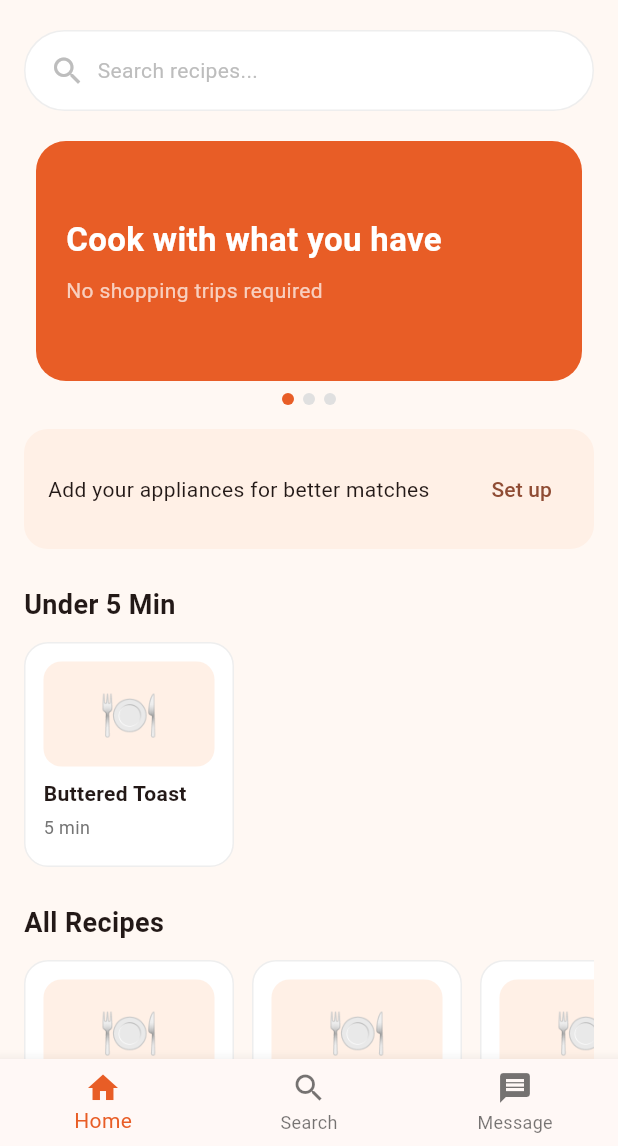
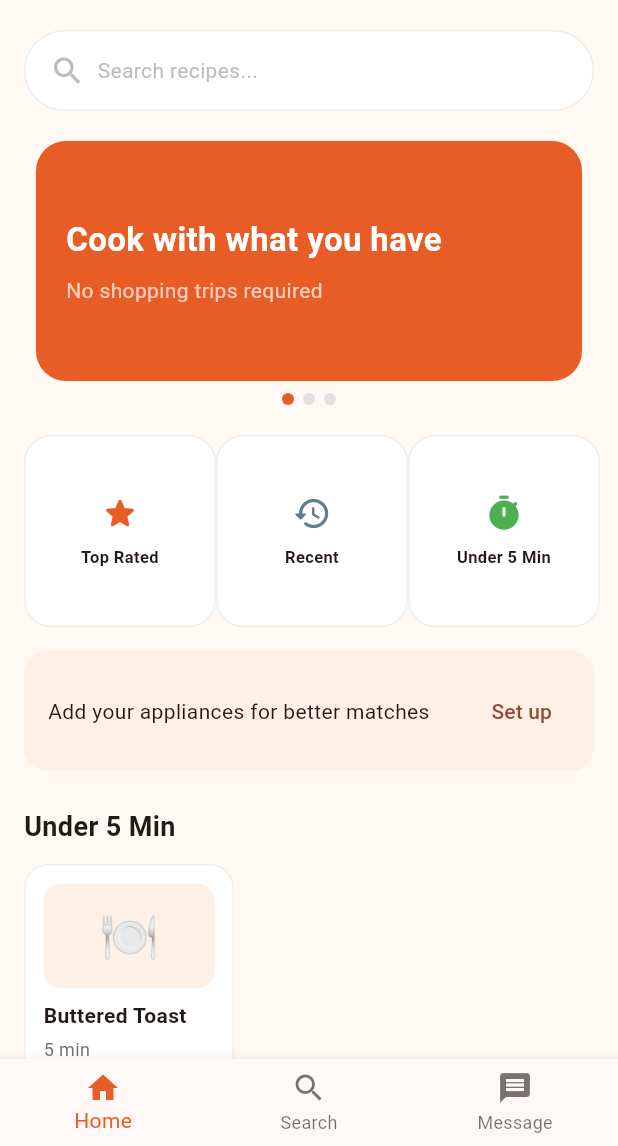
Before and after one commit to NEKORINA91/anycook, a Flutter app: the screen it shows after launch, after a tap on "Sign In", on a phone screen of 412 x 824 dp, the part 90-1236 px from its top. Run offline on Flutter 3.47's test engine with Material 3 defaults, Android fonts, the phone set to English and light mode, and no system bars.

Commit message:
small quick search cards

```diff
--- a/lib/screens/discovery_screen.dart
+++ b/lib/screens/discovery_screen.dart
@@ -8,6 +8,8 @@ import 'package:anycook/data/sample_recipes.dart';
 import 'package:anycook/screens/pantry_screen.dart';
 import 'package:anycook/screens/login_screen.dart';
 import 'package:anycook/widgets/search_overlay.dart';
+import 'package:anycook/widgets/quick_link_card.dart';
+import 'package:anycook/screens/search_results_screen.dart';
 
 
 class DiscoveryScreen extends StatefulWidget {
@@ -147,6 +149,44 @@ class _DiscoveryScreenState extends State<DiscoveryScreen> {
             ),
             const SizedBox(height: 20),
             const HeroBanner(),
+            const SizedBox(height: 20),
+            Row(
+              mainAxisAlignment: MainAxisAlignment.spaceEvenly,
+              children: [
+                QuickLinkCard(
+                  icon: Icons.star_rounded,
+                  iconColor: const Color(0xFFE85D26),
+                  title: 'Top Rated',
+                  onTap: () {
+                    Navigator.push(
+                      context,
+                      MaterialPageRoute(
+                        builder: (_) => const SearchResultsScreen(query: ''),
+                      ),
+                    );
+                  },
+                ),
+                QuickLinkCard(
+                  icon: Icons.history_rounded,
+                  iconColor: Colors.blueGrey,
+                  title: 'Recent',
+                  onTap: () {},
+                ),
+                QuickLinkCard(
+                  icon: Icons.timer_rounded,
+                  iconColor: Colors.green,
+                  title: 'Under 5 Min',
+                  onTap: () {
+                    Navigator.push(
+                      context,
+                      MaterialPageRoute(
+                        builder: (_) => const SearchResultsScreen(query: ''),
+                      ),
+                    );
+                  },
+                ),
+              ],
+            ),
             if (appState.isLoggedIn && appState.appliances.isEmpty) ...[
               const SizedBox(height: 16),
               Container(
--- a/lib/screens/login_screen.dart
+++ b/lib/screens/login_screen.dart
@@ -43,9 +43,26 @@ class _LoginScreenState extends State<LoginScreen> {
           ),
         ),
         child: SafeArea(
-          child: SingleChildScrollView(
-            padding: const EdgeInsets.symmetric(horizontal: 28, vertical: 20),
-            child: Column(
+          child: Center(
+            child: SingleChildScrollView(
+              padding: const EdgeInsets.symmetric(vertical: 20),
+              child: Container(
+                width: 400,
+                constraints: const BoxConstraints(maxWidth: 400),
+                margin: const EdgeInsets.symmetric(horizontal: 24),
+                padding: const EdgeInsets.symmetric(horizontal: 28, vertical: 32),
+                decoration: BoxDecoration(
+                  color: Colors.white,
+                  borderRadius: BorderRadius.circular(28),
+                  boxShadow: [
+                    BoxShadow(
+                      color: Colors.black.withValues(alpha: 0.06),
+                      blurRadius: 30,
+                      offset: const Offset(0, 12),
+                    ),
+                  ],
+                ),
+                child: Column(
               crossAxisAlignment: CrossAxisAlignment.stretch,
               children: [
                 const SizedBox(height: 30),
@@ -169,6 +186,8 @@ class _LoginScreenState extends State<LoginScreen> {
             ),
           ),
         ),
+        ),
+        ),
       ),
     );
   }
--- /dev/null
+++ b/lib/widgets/quick_link_card.dart
@@ -0,0 +1,50 @@
+import 'package:flutter/material.dart';
+
+class QuickLinkCard extends StatelessWidget {
+  final IconData icon;
+  final Color iconColor;
+  final String title;
+  final VoidCallback onTap;
+
+  const QuickLinkCard({
+    super.key,
+    required this.icon,
+    required this.iconColor,
+    required this.title,
+    required this.onTap,
+  });
+
+  @override
+  Widget build(BuildContext context) {
+    return GestureDetector(
+      onTap: onTap,
+      child: SizedBox(
+        width: 128,
+        height: 128,
+        child: Container(
+          padding: const EdgeInsets.all(8),
+          decoration: BoxDecoration(
+            color: Colors.white,
+            borderRadius: BorderRadius.circular(18),
+            border: Border.all(color: Colors.grey.shade200),
+          ),
+          child: Column(
+            mainAxisSize: MainAxisSize.min,
+            mainAxisAlignment: MainAxisAlignment.center,
+            children: [
+              Icon(icon, color: iconColor, size: 26),
+              const SizedBox(height: 8),
+              Text(
+                title,
+                textAlign: TextAlign.center,
+                maxLines: 1,
+                overflow: TextOverflow.ellipsis,
+                style: const TextStyle(fontWeight: FontWeight.bold, fontSize: 11),
+              ),
+            ],
+          ),
+        ),
+      ),
+    );
+  }
+}
```
